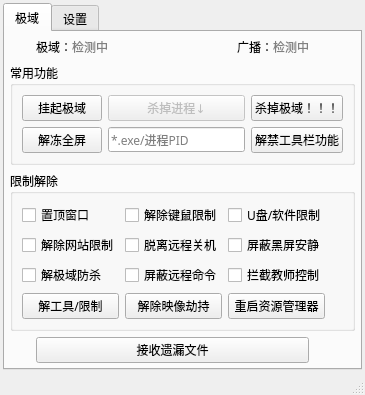
LYXOfficial/NoTopDomain, file NTD.ui: the form before one commit.
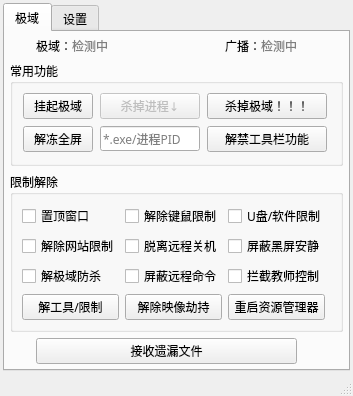
The form after the commit.

```diff
--- a/NTD.ui
+++ b/NTD.ui
@@ -6,8 +6,8 @@
    <rect>
     <x>0</x>
     <y>0</y>
-    <width>365</width>
-    <height>375</height>
+    <width>345</width>
+    <height>376</height>
    </rect>
   </property>
   <property name="font">
@@ -122,8 +122,24 @@
           <property name="title">
            <string>常用功能</string>
           </property>
-          <layout class="QGridLayout" name="gridLayout_2">
-           <item row="0" column="2">
+          <layout class="QGridLayout" name="gridLayout_2" rowstretch="1,1" columnstretch="1,1,1">
+           <property name="verticalSpacing">
+            <number>7</number>
+           </property>
+           <item row="0" column="0">
+            <widget class="QPushButton" name="HangUpTD">
+             <property name="maximumSize">
+              <size>
+               <width>70</width>
+               <height>16777215</height>
+              </size>
+             </property>
+             <property name="text">
+              <string>挂起极域</string>
+             </property>
+            </widget>
+           </item>
+           <item row="0" column="1">
             <widget class="QPushButton" name="KillCurrent">
              <property name="enabled">
               <bool>false</bool>
@@ -133,36 +149,71 @@
              </property>
             </widget>
            </item>
+           <item row="0" column="2">
+            <widget class="QPushButton" name="KillTD">
+             <property name="minimumSize">
+              <size>
+               <width>100</width>
+               <height>0</height>
+              </size>
+             </property>
+             <property name="text">
+              <string>杀掉极域！！！</string>
+             </property>
+            </widget>
+           </item>
            <item row="1" column="0">
             <widget class="QPushButton" name="GBWindowed">
+             <property name="maximumSize">
+              <size>
+               <width>70</width>
+               <height>16777215</height>
+              </size>
+             </property>
              <property name="text">
               <string>解冻全屏</string>
              </property>
+             <property name="autoDefault">
+              <bool>false</bool>
+             </property>
+             <property name="flat">
+              <bool>false</bool>
+             </property>
             </widget>
            </item>
-           <item row="1" column="2">
+           <item row="1" column="1">
             <widget class="QLineEdit" name="KillSome">
+             <property name="sizePolicy">
+              <sizepolicy hsizetype="Minimum" vsizetype="Fixed">
+               <horstretch>0</horstretch>
+               <verstretch>0</verstretch>
+              </sizepolicy>
+             </property>
+             <property name="minimumSize">
+              <size>
+               <width>100</width>
+               <height>0</height>
+              </size>
+             </property>
+             <property name="maximumSize">
+              <size>
+               <width>0</width>
+               <height>16777215</height>
+              </size>
+             </property>
              <property name="placeholderText">
               <string>*.exe/进程PID</string>
              </property>
             </widget>
            </item>
-           <item row="0" column="7" colspan="6">
-            <widget class="QPushButton" name="KillTD">
-             <property name="text">
-              <string>杀掉极域！！！</string>
-             </property>
-            </widget>
-           </item>
-           <item row="0" column="0">
-            <widget class="QPushButton" name="HangUpTD">
-             <property name="text">
-              <string>挂起极域</string>
-             </property>
-            </widget>
-           </item>
-           <item row="1" column="7" colspan="6">
+           <item row="1" column="2">
             <widget class="QPushButton" name="EnableTDBar">
+             <property name="maximumSize">
+              <size>
+               <width>120</width>
+               <height>16777215</height>
+              </size>
+             </property>
              <property name="text">
               <string>解禁工具栏功能</string>
              </property>
```
Left out of the diff: 4 changed lines with no effect on the pictures.
